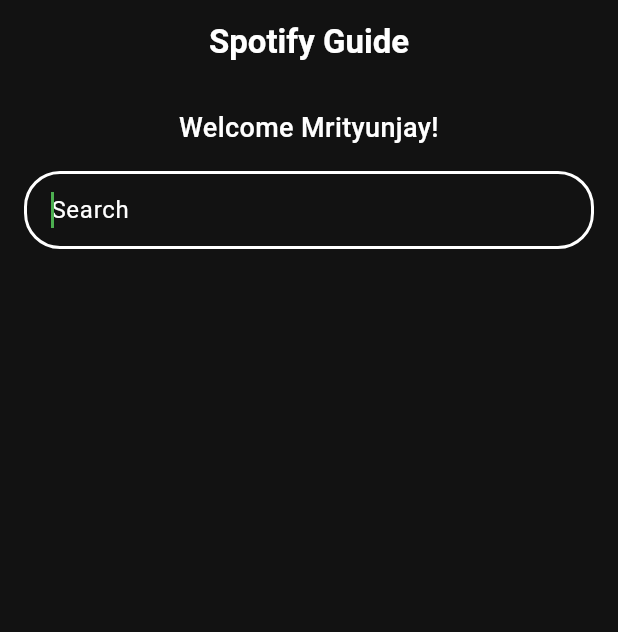
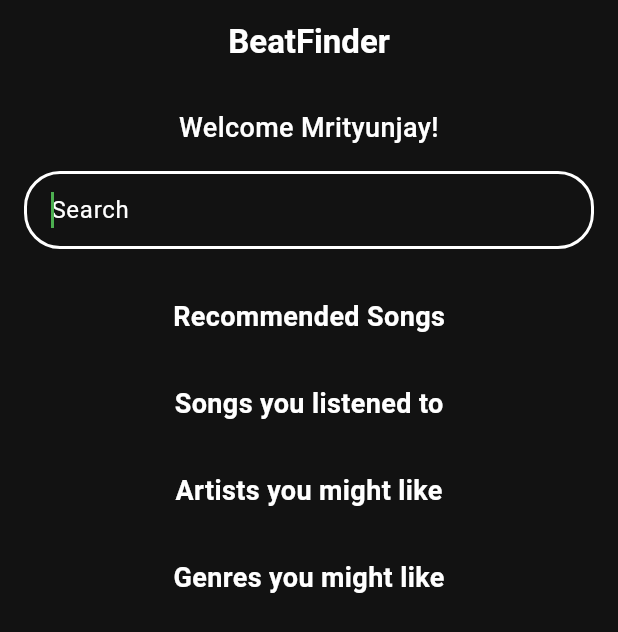
Before and after one commit to Mrityunjayyshukla/BeatFinder, a Flutter app: the screen it shows after launch, on a phone screen of 412 x 824 dp. Shown: the top 632 px of the screen. Run offline on Flutter 3.47's test engine with Material 3 defaults, Android fonts, the phone set to English and light mode, and no system bars.

Commit message:
Update app title and enhance home page layout with recommended sections

```diff
--- a/lib/main.dart
+++ b/lib/main.dart
@@ -17,7 +17,7 @@
         colorScheme: ColorScheme.dark(
           brightness: Brightness.dark,
           primary: Colors.green,
-        )
+        ),
       ),
       home: const HomePage(),
     );
@@ -37,7 +37,7 @@
     return Scaffold(
       appBar: AppBar(
         title: Text(
-          "Spotify Guide",
+          "BeatFinder",
           style: TextStyle(fontWeight: FontWeight.bold),
         ),
         centerTitle: true,
@@ -68,16 +68,49 @@
               padding: EdgeInsets.symmetric(horizontal: 16),
               child: TextField(
                 autofocus: true,
-                style: TextStyle(
-                  fontWeight: FontWeight.w700,
-                ),
+                style: TextStyle(fontWeight: FontWeight.w700),
                 decoration: InputDecoration(
                   border: InputBorder.none,
                   hintText: "Search",
                   hintFadeDuration: Duration(milliseconds: 50),
-                  hintStyle: TextStyle(fontSize: 16, fontWeight: FontWeight.normal),
+                  hintStyle: TextStyle(
+                    fontSize: 16,
+                    fontWeight: FontWeight.normal,
+                  ),
                 ),
               ),
+            ),
+
+            SizedBox(height: 32),
+
+            // Recommended Songs
+            Text(
+              "Recommended Songs",
+              style: TextStyle(fontWeight: FontWeight.bold, fontSize: 18),
+            ),
+
+            SizedBox(height: 32),
+
+            // Songs you listened to
+            Text(
+              "Songs you listened to",
+              style: TextStyle(fontWeight: FontWeight.bold, fontSize: 18),
+            ),
+
+            SizedBox(height: 32),
+
+            // Artists you might like
+            Text(
+              "Artists you might like",
+              style: TextStyle(fontWeight: FontWeight.bold, fontSize: 18),
+            ),
+
+            SizedBox(height: 32),
+
+            // Genres you might like
+            Text(
+              "Genres you might like",
+              style: TextStyle(fontWeight: FontWeight.bold, fontSize: 18),
             ),
           ],
         ),
```
